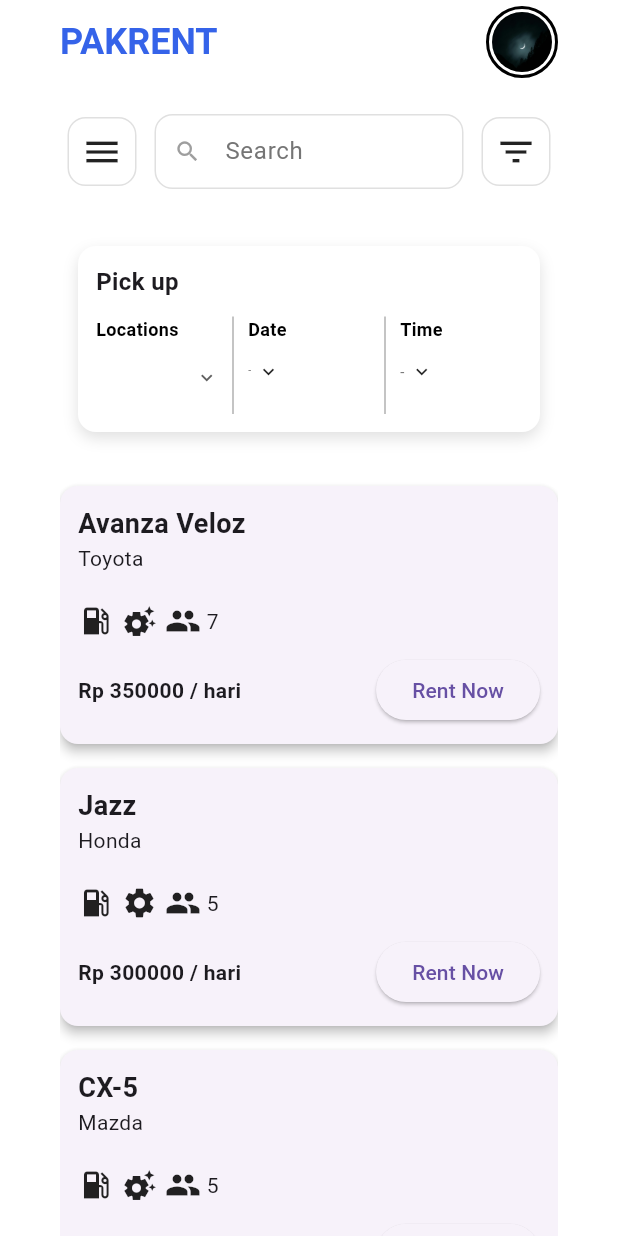
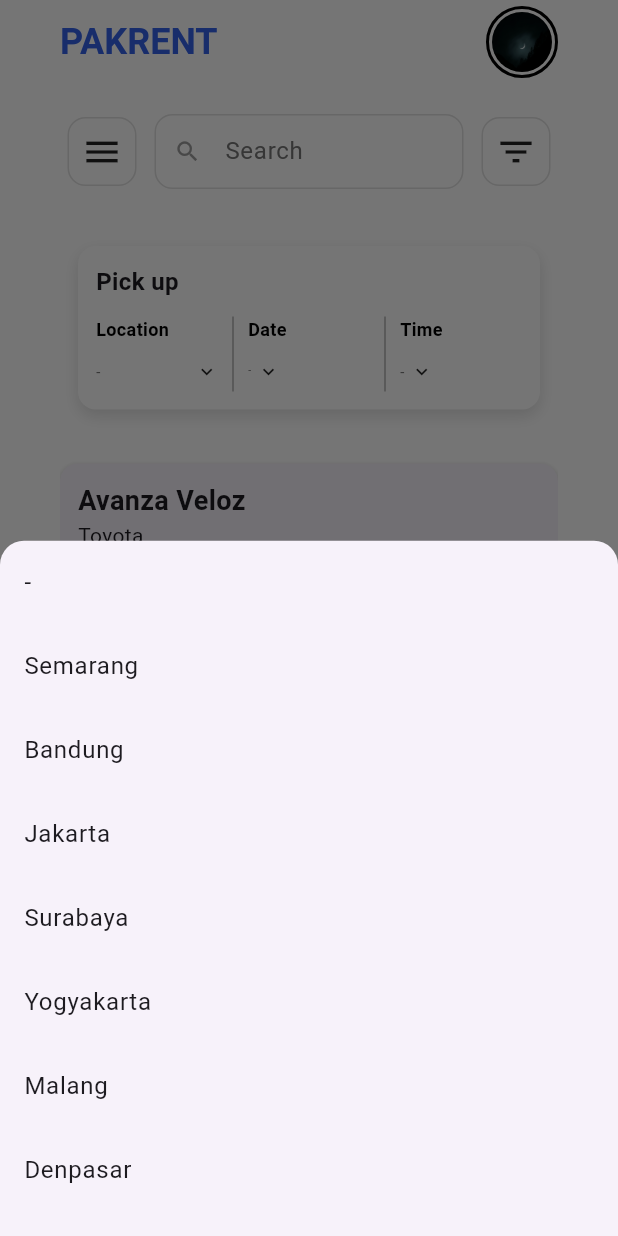
Before and after one commit to MRamadhan000/rentCar_RPL, a Flutter app: the screen it shows after launch, after a tap on an icon or button, on a phone screen of 412 x 824 dp. Run offline on Flutter 3.47's test engine with Material 3 defaults, Android fonts, the phone set to English and light mode, and no system bars.

Commit message:
Change location dropdown into modal

```diff
--- a/lib/widget/pickup_section.dart
+++ b/lib/widget/pickup_section.dart
@@ -22,7 +22,22 @@ class PickupSection extends StatelessWidget {
 
   @override
   Widget build(BuildContext context) {
-    final locationsList = ['Semarang', 'Bandung', 'Jakarta', 'Surabaya'];
+    final locationsList = [
+      'Semarang',
+      'Bandung',
+      'Jakarta',
+      'Surabaya',
+      'Yogyakarta',
+      'Malang',
+      'Denpasar',
+      'Makassar',
+      'Medan',
+      'Balikpapan',
+      'Padang',
+      'Palembang',
+      'Pontianak',
+      'Manado',
+    ];
 
     String formatDate(DateTime? dt) {
       if (dt == null) return '-';
@@ -54,72 +69,75 @@ class PickupSection extends StatelessWidget {
     const double valueFontSize = 10;
     const double arrow_size = 15;
 
-    Widget _buildLocationDropdown() {
+    Widget _buildLocationPicker(BuildContext context) {
       return Expanded(
         child: Column(
           crossAxisAlignment: CrossAxisAlignment.start,
           children: [
             const Text(
-              'Locations',
+              'Location',
               style: TextStyle(
                 fontSize: labelFontSize,
                 color: AppColors.black,
                 fontWeight: FontWeight.bold,
               ),
             ),
-            DropdownButtonHideUnderline(
-              child: DropdownButton<String>(
-                isExpanded: true,
-                icon: const Icon(Icons.keyboard_arrow_down, size: arrow_size),
-                items: [
-                  const DropdownMenuItem(
-                    value: '-',
-                    child: Align(
-                      alignment: Alignment.centerLeft,
-                      child: Text('-', style: TextStyle(fontSize: valueFontSize)),
+            const SizedBox(height: 6),
+            GestureDetector(
+              onTap: () async {
+                final selected = await showModalBottomSheet<String>(
+                  context: context,
+                  shape: const RoundedRectangleBorder(
+                    borderRadius: BorderRadius.vertical(
+                      top: Radius.circular(16),
                     ),
                   ),
+                  builder: (BuildContext ctx) {
+                    return ListView(
+                      shrinkWrap: true,
+                      children: [
+                        ListTile(
+                          title: const Text('-'),
+                          onTap: () => Navigator.pop(ctx, '-'),
+                        ),
                         ...locationsList.map(
-                    (loc) => DropdownMenuItem(
-                      value: loc,
-                      child: Align(
-                        alignment: Alignment.centerLeft,
-                        child: Text(loc, style: TextStyle(fontSize: valueFontSize)),
-                      ),
+                          (loc) => ListTile(
+                            title: Text(loc),
+                            onTap: () => Navigator.pop(ctx, loc),
                           ),
                         ),
                       ],
-                onChanged: (val) {
-                  if (val == '-') {
+                    );
+                  },
+                );
+
+                if (selected == '-') {
                   onChangeLocation?.call(null);
-                  } else {
-                    onChangeLocation?.call(val);
+                } else if (selected != null) {
+                  onChangeLocation?.call(selected);
                 }
               },
+              child: Padding(
+                padding: const EdgeInsets.symmetric(vertical: 6),
+                child: Row(
+                  children: [
+                    Expanded(
+                      child: Text(
+                        location ?? '-',
                         style: TextStyle(
                           fontSize: valueFontSize,
-                  color: location == null || location == '-'
-                      ? Colors.grey.shade600
-                      : AppColors.black.withOpacity(0.6),
-                  overflow: TextOverflow.ellipsis,
-                ),
-                selectedItemBuilder: (context) {
-                  return ['-', ...locationsList].map((val) {
-                    return Align(
-                      alignment: Alignment.centerLeft,
-                      child: Text(
-                        val,
-                        style: TextStyle(
-                          fontSize: valueFontSize,
-                          color: val == '-' || location == null
+                          color:
+                              location == null
                                   ? Colors.grey.shade600
                                   : AppColors.black.withOpacity(0.6),
                         ),
                         overflow: TextOverflow.ellipsis,
                       ),
-                    );
-                  }).toList();
-                },
+                    ),
+                    const SizedBox(width: 4),
+                    const Icon(Icons.keyboard_arrow_down, size: arrow_size),
+                  ],
+                ),
               ),
             ),
           ],
@@ -151,7 +169,8 @@ class PickupSection extends StatelessWidget {
                       formatDate(date),
                       style: TextStyle(
                         fontSize: valueFontSize - 3,
-                        color: date == null ? Colors.grey.shade600 : Colors.black,
+                        color:
+                            date == null ? Colors.grey.shade600 : Colors.black,
                       ),
                       overflow: TextOverflow.ellipsis,
                     ),
@@ -190,7 +209,8 @@ class PickupSection extends StatelessWidget {
                       formatTime(time),
                       style: TextStyle(
                         fontSize: valueFontSize,
-                        color: time == null ? Colors.grey.shade600 : Colors.black,
+                        color:
+                            time == null ? Colors.grey.shade600 : Colors.black,
                       ),
                       overflow: TextOverflow.ellipsis,
                     ),
@@ -212,11 +232,7 @@ class PickupSection extends StatelessWidget {
         color: AppColors.white,
         borderRadius: BorderRadius.circular(12),
         boxShadow: const [
-          BoxShadow(
-            color: Colors.black12,
-            blurRadius: 8,
-            offset: Offset(0, 4),
-          ),
+          BoxShadow(color: Colors.black12, blurRadius: 8, offset: Offset(0, 4)),
         ],
       ),
       child: Column(
@@ -228,15 +244,28 @@ class PickupSection extends StatelessWidget {
           ),
           const SizedBox(height: 12),
           IntrinsicHeight(
+            child: Container(
+              alignment: Alignment.center,
               child: Row(
+                mainAxisSize:
+                    MainAxisSize.min, // penting agar lebar Row mengikuti konten
                 crossAxisAlignment: CrossAxisAlignment.stretch,
                 children: [
-                _buildLocationDropdown(),
-                const VerticalDivider(thickness: 0.8, width: 20, color: Colors.grey),
+                  _buildLocationPicker(context),
+                  const VerticalDivider(
+                    thickness: 0.8,
+                    width: 20,
+                    color: Colors.grey,
+                  ),
                   _buildDatePicker(),
-                const VerticalDivider(thickness: 0.8, width: 20, color: Colors.grey),
+                  const VerticalDivider(
+                    thickness: 0.8,
+                    width: 20,
+                    color: Colors.grey,
+                  ),
                   _buildTimePicker(),
                 ],
+              ),
             ),
           ),
         ],
```
Lines whose indentation alone changed are shown as unchanged.
